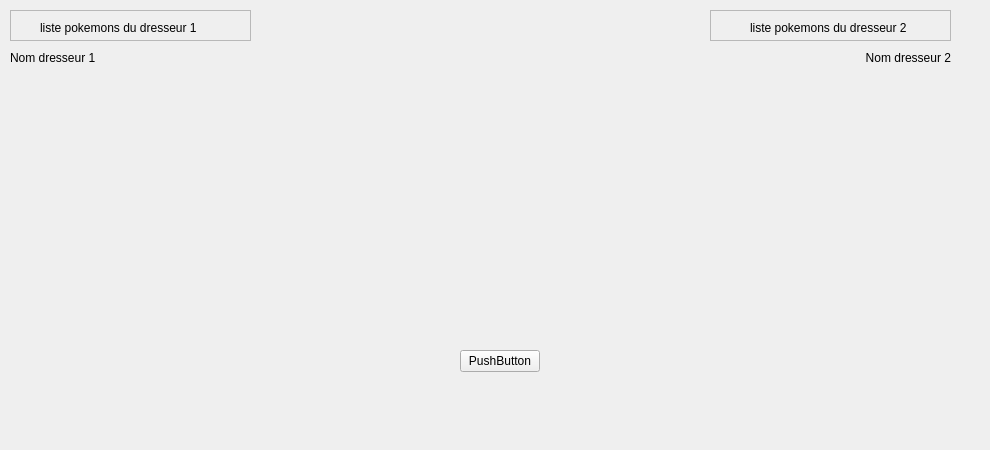
Above: attackwidget.ui from s1nyx/TP-Pokemon before the change. Below: the same form after it.
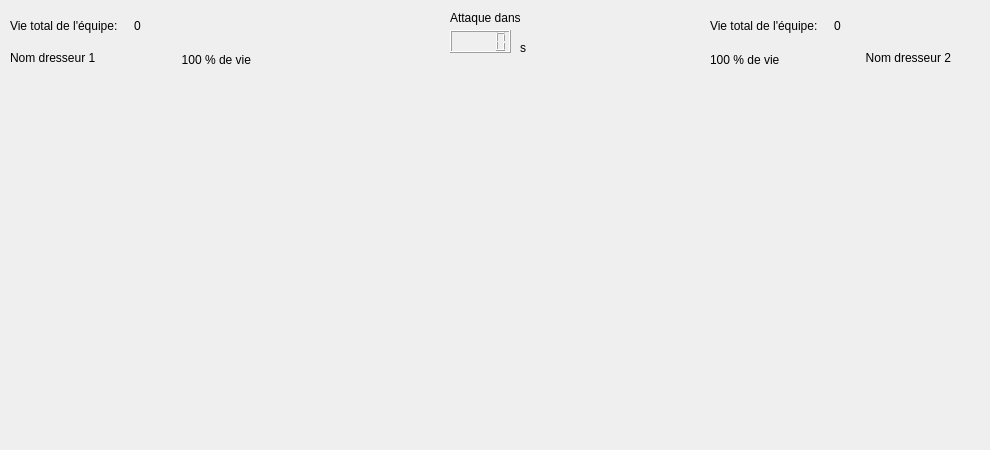
That is the form after the change.

The edit to the form file:
```diff
--- a/attackwidget.ui
+++ b/attackwidget.ui
@@ -13,77 +13,6 @@
   <property name="windowTitle">
    <string>Form</string>
   </property>
-  <widget class="QPushButton" name="pushButton">
-   <property name="geometry">
-    <rect>
-     <x>460</x>
-     <y>350</y>
-     <width>80</width>
-     <height>22</height>
-    </rect>
-   </property>
-   <property name="text">
-    <string>PushButton</string>
-   </property>
-  </widget>
-  <widget class="QFrame" name="frame">
-   <property name="geometry">
-    <rect>
-     <x>10</x>
-     <y>10</y>
-     <width>241</width>
-     <height>31</height>
-    </rect>
-   </property>
-   <property name="frameShape">
-    <enum>QFrame::StyledPanel</enum>
-   </property>
-   <property name="frameShadow">
-    <enum>QFrame::Raised</enum>
-   </property>
-   <widget class="QLabel" name="label">
-    <property name="geometry">
-     <rect>
-      <x>30</x>
-      <y>10</y>
-      <width>181</width>
-      <height>16</height>
-     </rect>
-    </property>
-    <property name="text">
-     <string>liste pokemons du dresseur 1</string>
-    </property>
-   </widget>
-  </widget>
-  <widget class="QFrame" name="frame_2">
-   <property name="geometry">
-    <rect>
-     <x>710</x>
-     <y>10</y>
-     <width>241</width>
-     <height>31</height>
-    </rect>
-   </property>
-   <property name="frameShape">
-    <enum>QFrame::StyledPanel</enum>
-   </property>
-   <property name="frameShadow">
-    <enum>QFrame::Raised</enum>
-   </property>
-   <widget class="QLabel" name="label_2">
-    <property name="geometry">
-     <rect>
-      <x>40</x>
-      <y>10</y>
-      <width>181</width>
-      <height>16</height>
-     </rect>
-    </property>
-    <property name="text">
-     <string>liste pokemons du dresseur 2</string>
-    </property>
-   </widget>
-  </widget>
   <widget class="QLabel" name="trainer1Name">
    <property name="geometry">
     <rect>
@@ -144,8 +73,8 @@
     <rect>
      <x>20</x>
      <y>290</y>
-     <width>171</width>
-     <height>41</height>
+     <width>260</width>
+     <height>50</height>
     </rect>
    </property>
    <property name="acceptDrops">
@@ -164,10 +93,10 @@
   <widget class="QLabel" name="trainer2PokemonDescription">
    <property name="geometry">
     <rect>
-     <x>780</x>
+     <x>690</x>
      <y>290</y>
-     <width>171</width>
-     <height>41</height>
+     <width>260</width>
+     <height>50</height>
     </rect>
    </property>
    <property name="text">
@@ -180,6 +109,129 @@
     <bool>true</bool>
    </property>
   </widget>
+  <widget class="QWidget" name="horizontalLayoutWidget">
+   <property name="geometry">
+    <rect>
+     <x>710</x>
+     <y>10</y>
+     <width>241</width>
+     <height>31</height>
+    </rect>
+   </property>
+   <layout class="QHBoxLayout" name="horizontalLayout">
+    <item>
+     <widget class="QLabel" name="label_2">
+      <property name="text">
+       <string>Vie total de l'équipe:</string>
+      </property>
+     </widget>
+    </item>
+    <item>
+     <widget class="QLabel" name="trainer2TotalHP">
+      <property name="text">
+       <string>0</string>
+      </property>
+     </widget>
+    </item>
+   </layout>
+  </widget>
+  <widget class="QWidget" name="horizontalLayoutWidget_2">
+   <property name="geometry">
+    <rect>
+     <x>10</x>
+     <y>10</y>
+     <width>241</width>
+     <height>31</height>
+    </rect>
+   </property>
+   <layout class="QHBoxLayout" name="horizontalLayout_2">
+    <item>
+     <widget class="QLabel" name="label_4">
+      <property name="text">
+       <string>Vie total de l'équipe:</string>
+      </property>
+     </widget>
+    </item>
+    <item>
+     <widget class="QLabel" name="trainer1TotalHP">
+      <property name="text">
+       <string>0</string>
+      </property>
+     </widget>
+    </item>
+   </layout>
+  </widget>
+  <widget class="QLabel" name="trainer2PokemonHP">
+   <property name="geometry">
+    <rect>
+     <x>710</x>
+     <y>50</y>
+     <width>101</width>
+     <height>20</height>
+    </rect>
+   </property>
+   <property name="text">
+    <string>100 % de vie</string>
+   </property>
+   <property name="alignment">
+    <set>Qt::AlignLeading|Qt::AlignLeft|Qt::AlignVCenter</set>
+   </property>
+  </widget>
+  <widget class="QLabel" name="trainer1PokemonHP">
+   <property name="geometry">
+    <rect>
+     <x>150</x>
+     <y>50</y>
+     <width>101</width>
+     <height>20</height>
+    </rect>
+   </property>
+   <property name="text">
+    <string>100 % de vie</string>
+   </property>
+   <property name="alignment">
+    <set>Qt::AlignRight|Qt::AlignTrailing|Qt::AlignVCenter</set>
+   </property>
+  </widget>
+  <widget class="QLCDNumber" name="lcdNumber">
+   <property name="geometry">
+    <rect>
+     <x>450</x>
+     <y>30</y>
+     <width>61</width>
+     <height>23</height>
+    </rect>
+   </property>
+   <property name="layoutDirection">
+    <enum>Qt::RightToLeft</enum>
+   </property>
+  </widget>
+  <widget class="QLabel" name="label">
+   <property name="geometry">
+    <rect>
+     <x>450</x>
+     <y>10</y>
+     <width>81</width>
+     <height>16</height>
+    </rect>
+   </property>
+   <property name="text">
+    <string>Attaque dans</string>
+   </property>
+  </widget>
+  <widget class="QLabel" name="label_3">
+   <property name="geometry">
+    <rect>
+     <x>520</x>
+     <y>40</y>
+     <width>21</width>
+     <height>16</height>
+    </rect>
+   </property>
+   <property name="text">
+    <string>s</string>
+   </property>
+  </widget>
  </widget>
  <resources/>
  <connections/>
```
